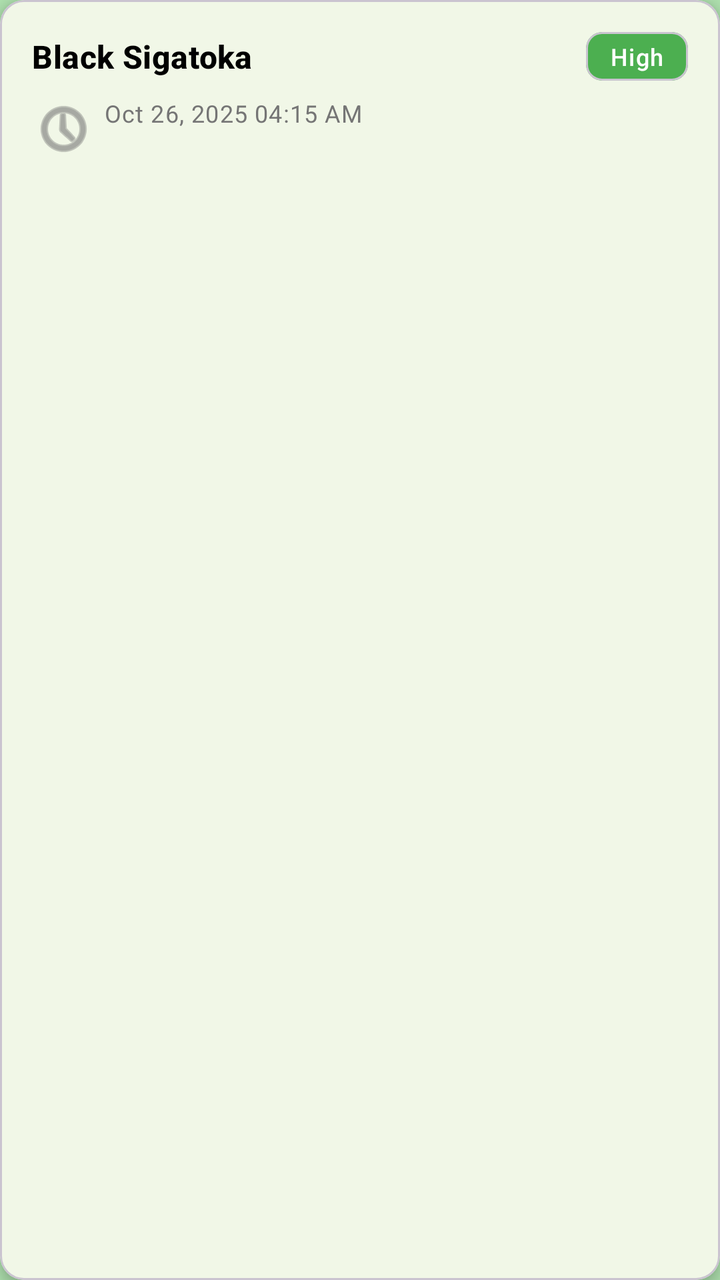
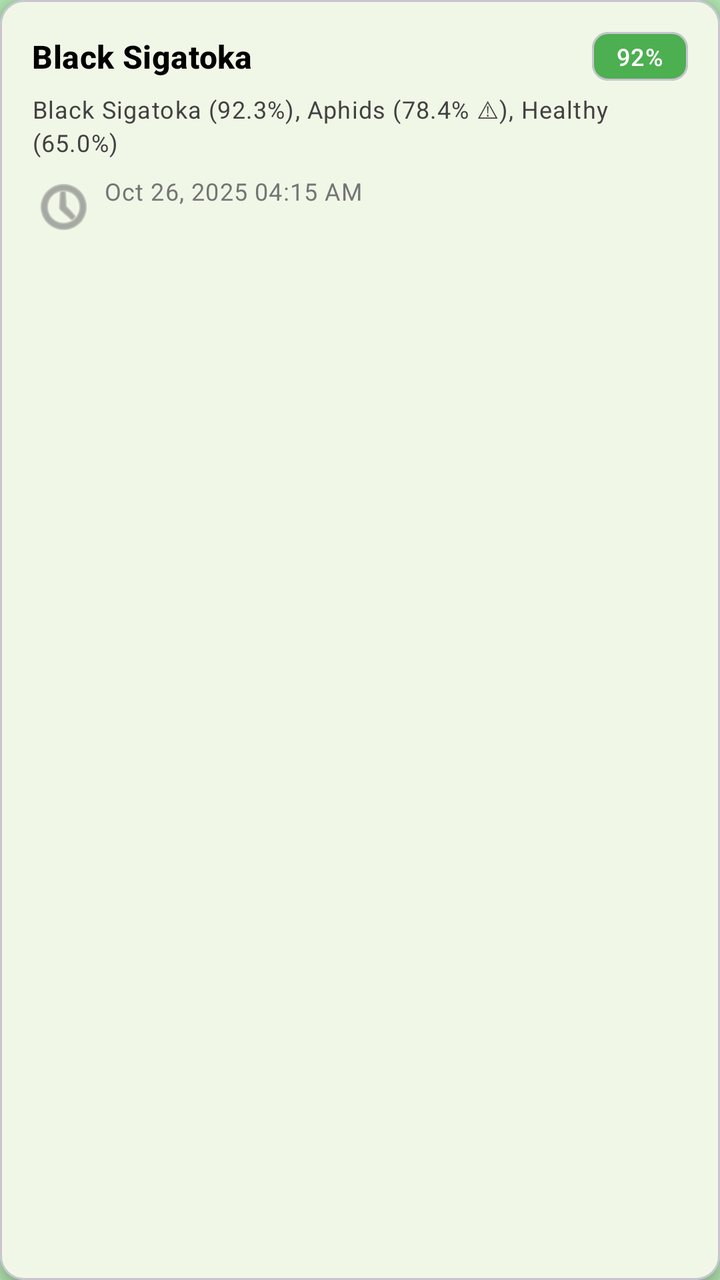

The first picture is an Android layout as it rendered before a commit; the second is the same layout after the commit. The layout source and the unified diff follow.
<!-- AndroidManifest.xml: application theme Theme.CapstoneProjectApp -->
<!-- res/layout/item_history.xml -->
<?xml version="1.0" encoding="utf-8"?>
<com.google.android.material.card.MaterialCardView xmlns:android="http://schemas.android.com/apk/res/android"
    xmlns:app="http://schemas.android.com/apk/res-auto"
    android:layout_width="match_parent"
    android:layout_height="wrap_content"
    android:layout_margin="8dp"
    app:cardCornerRadius="12dp"
    app:cardElevation="4dp">

    <LinearLayout
        android:layout_width="match_parent"
        android:layout_height="wrap_content"
        android:orientation="vertical"
        android:padding="16dp">

        
        <LinearLayout
            android:layout_width="match_parent"
            android:layout_height="wrap_content"
            android:orientation="horizontal"
            android:gravity="center_vertical">

            <com.google.android.material.textview.MaterialTextView
                android:id="@+id/diseaseNameText"
                android:layout_width="0dp"
                android:layout_height="wrap_content"
                android:layout_weight="1"
                android:text="Black Sigatoka"
                android:textAppearance="@style/TextAppearance.Material3.TitleMedium"
                android:textStyle="bold"
                android:textColor="@android:color/black" />

            <com.google.android.material.card.MaterialCardView
                android:id="@+id/confidenceBadge"
                android:layout_width="wrap_content"
                android:layout_height="wrap_content"
                app:cardCornerRadius="8dp"
                app:cardBackgroundColor="#4CAF50"
                app:cardElevation="0dp">

                <com.google.android.material.textview.MaterialTextView
                    android:id="@+id/confidenceText"
                    android:layout_width="wrap_content"
                    android:layout_height="wrap_content"
                    android:text="High"
                    android:textAppearance="@style/TextAppearance.Material3.LabelMedium"
                    android:textColor="@android:color/white"
                    android:paddingHorizontal="12dp"
                    android:paddingVertical="4dp" />

            </com.google.android.material.card.MaterialCardView>

        </LinearLayout>

        
        <com.google.android.material.textview.MaterialTextView
            android:id="@+id/timestampText"
            android:layout_width="wrap_content"
            android:layout_height="wrap_content"
            android:text="Oct 26, 2025 04:15 AM"
            android:textAppearance="@style/TextAppearance.Material3.BodySmall"
            android:textColor="#757575"
            android:layout_marginTop="8dp"
            android:drawablePadding="4dp"
            app:drawableStartCompat="@android:drawable/ic_menu_recent_history"
            app:drawableTint="#757575" />

    </LinearLayout>

</com.google.android.material.card.MaterialCardView>
<!-- resources referenced by this layout -->
<resources>
  <style name="Theme.CapstoneProjectApp" parent="Base.Theme.CapstoneProjectApp" />
  <style name="Base.Theme.CapstoneProjectApp" parent="Theme.Material3.DayNight.NoActionBar">
          
          <item name="colorPrimary">@color/Deep_Natural_Green</item>
          <item name="colorPrimaryVariant">@color/Mild_Tone_Green</item>
          <item name="colorOnPrimary">@android:color/white</item>
          
          
          <item name="colorSecondary">@color/Bright_Lime_Green</item>
          <item name="colorSecondaryVariant">@color/Mild_Tone_Green</item>
          <item name="colorOnSecondary">@android:color/white</item>
          
          
          <item name="android:colorBackground">@color/Soft_Mint_Green</item>
          <item name="colorSurface">@android:color/white</item>
          <item name="colorOnBackground">@color/Near_Black</item>
          <item name="colorOnSurface">@color/Near_Black</item>
          
          
          <item name="android:statusBarColor">@color/Deep_Natural_Green</item>
          <item name="android:windowLightStatusBar">false</item>
          
          
          <item name="android:navigationBarColor">@color/Deep_Natural_Green</item>
          
          
          <item name="bottomNavigationStyle">@style/Widget.App.BottomNavigationView</item>
      </style>
  <color name="Deep_Natural_Green">#6BAF00</color>
  <color name="Mild_Tone_Green">#7DA97D</color>&gt;
  <color name="Bright_Lime_Green">#A3D900</color>
  <color name="Soft_Mint_Green">#AFE1AF</color>
  <color name="Near_Black">#1C1C1C</color>
  <style name="Widget.App.BottomNavigationView" parent="Widget.Material3.BottomNavigationView">
          <item name="materialThemeOverlay">@style/ThemeOverlay.App.BottomNavigationView</item>
          <item name="itemIconTint">@color/bottom_nav_color</item>
          <item name="itemTextColor">@color/bottom_nav_color</item>
          <item name="itemRippleColor">@color/Mild_Tone_Green</item>
      </style>
  <style name="ThemeOverlay.App.BottomNavigationView" parent="">
          <item name="colorPrimary">@color/Deep_Natural_Green</item>
          <item name="colorOnPrimary">@color/Muted_Gray</item>
          <item name="colorSurface">@android:color/white</item>
      </style>
  <color name="Muted_Gray">#666666</color>
</resources>

<!-- the commit's change to res/layout/item_history.xml (unified diff, before → after) -->
@@ -42,15 +42,30 @@
                     android:id="@+id/confidenceText"
                     android:layout_width="wrap_content"
                     android:layout_height="wrap_content"
-                    android:text="High"
+                    android:text="92%"
                     android:textAppearance="@style/TextAppearance.Material3.LabelMedium"
                     android:textColor="@android:color/white"
+                    android:singleLine="true"
+                    android:maxLines="1"
+                    android:ellipsize="end"
                     android:paddingHorizontal="12dp"
                     android:paddingVertical="4dp" />
 
             </com.google.android.material.card.MaterialCardView>
 
         </LinearLayout>
+
+        
+        <com.google.android.material.textview.MaterialTextView
+            android:id="@+id/detectionsSummaryText"
+            android:layout_width="match_parent"
+            android:layout_height="wrap_content"
+            android:layout_marginTop="6dp"
+            android:textAppearance="@style/TextAppearance.Material3.BodySmall"
+            android:textColor="#424242"
+            android:maxLines="2"
+            android:ellipsize="end"
+            android:text="Black Sigatoka (92.3%), Aphids (78.4% ⚠), Healthy (65.0%)" />
 
         
         <com.google.android.material.textview.MaterialTextView
<!-- resource entries referenced after the edit -->
@@ -1,7 +1,7 @@
 <!-- resources referenced by this layout -->
 <resources>
   <style name="Theme.CapstoneProjectApp" parent="Base.Theme.CapstoneProjectApp" />
-  <style name="Base.Theme.CapstoneProjectApp" parent="Theme.Material3.DayNight.NoActionBar">
+  <style name="Base.Theme.CapstoneProjectApp" parent="Theme.Material3.Light.NoActionBar">
           
           <item name="colorPrimary">@color/Deep_Natural_Green</item>
           <item name="colorPrimaryVariant">@color/Mild_Tone_Green</item>
@@ -26,6 +26,9 @@
           <item name="android:navigationBarColor">@color/Deep_Natural_Green</item>
           
           
+          <item name="android:forceDarkAllowed">false</item>
+  
+          
           <item name="bottomNavigationStyle">@style/Widget.App.BottomNavigationView</item>
       </style>
   <color name="Deep_Natural_Green">#6BAF00</color>
